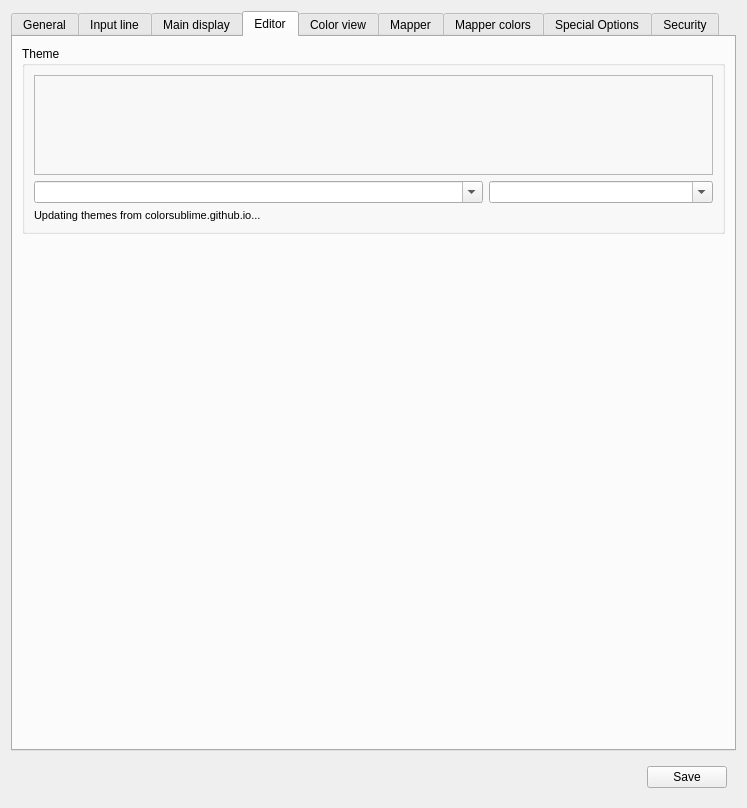
Mudlet/Mudlet, file src/ui/profile_preferences.ui: the form before one commit.
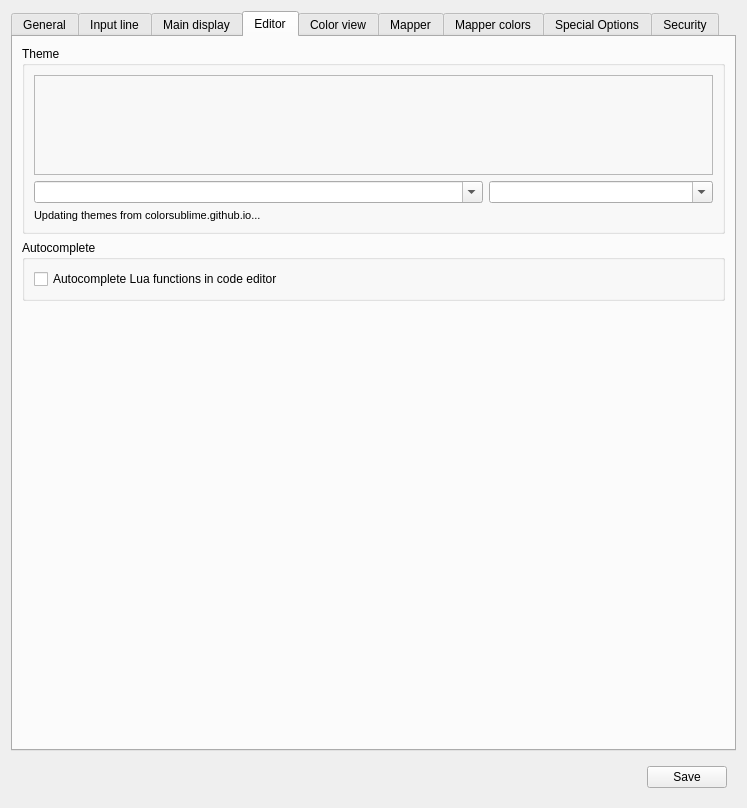
The form after the commit. The open tabs and pages were chosen to show the change. Icons and pictures are not drawn. Custom widgets are drawn as their Qt base class.

Commit message: Update tooltip, more than IRE now provide maps (#2668)

```diff
--- a/src/ui/profile_preferences.ui
+++ b/src/ui/profile_preferences.ui
@@ -1180,8 +1180,8 @@
       <attribute name="title">
        <string>Editor</string>
       </attribute>
-      <layout class="QGridLayout" name="gridLayout_tab_codeEditor">
-       <item row="0" column="0">
+      <layout class="QVBoxLayout" name="verticalLayout_3">
+       <item>
         <widget class="QGroupBox" name="groupbox_codeEditorThemeSelection">
          <property name="title">
           <string>Theme</string>
@@ -1261,7 +1261,23 @@
          </layout>
         </widget>
        </item>
-       <item row="1" column="0">
+       <item>
+        <widget class="QGroupBox" name="groupBox">
+         <property name="title">
+          <string>Autocomplete</string>
+         </property>
+         <layout class="QVBoxLayout" name="verticalLayout_4">
+          <item>
+           <widget class="QCheckBox" name="checkBox_autocompleteLuaCode">
+            <property name="text">
+             <string>Autocomplete Lua functions in code editor</string>
+            </property>
+           </widget>
+          </item>
+         </layout>
+        </widget>
+       </item>
+       <item>
         <spacer name="verticalSpacer_codeEditor">
          <property name="orientation">
           <enum>Qt::Vertical</enum>
```
Left out of the diff: 6 changed lines with no effect on the pictures.
